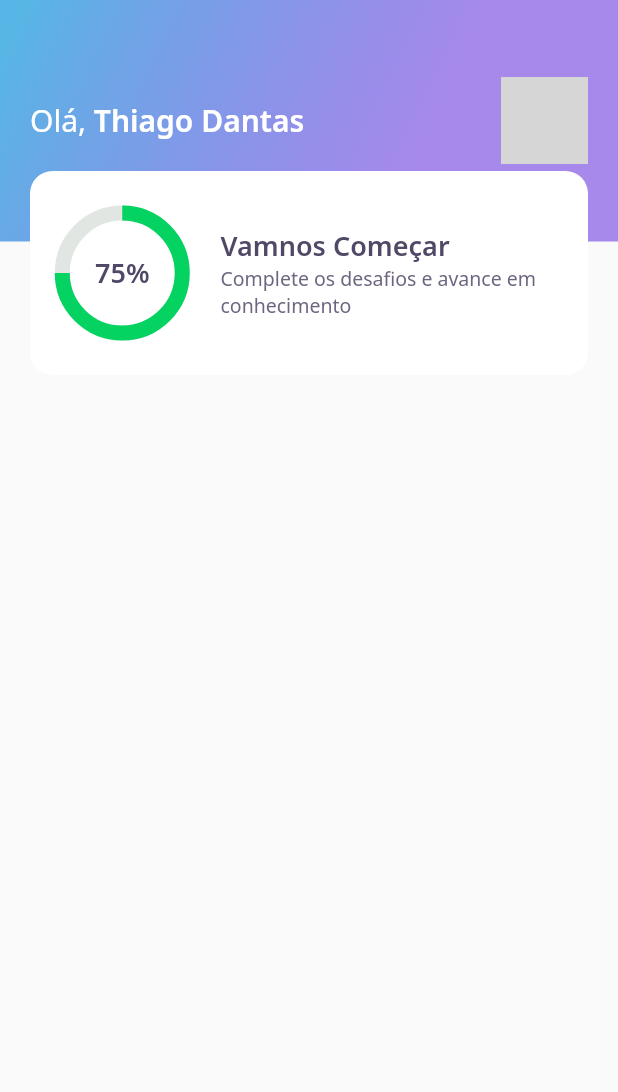
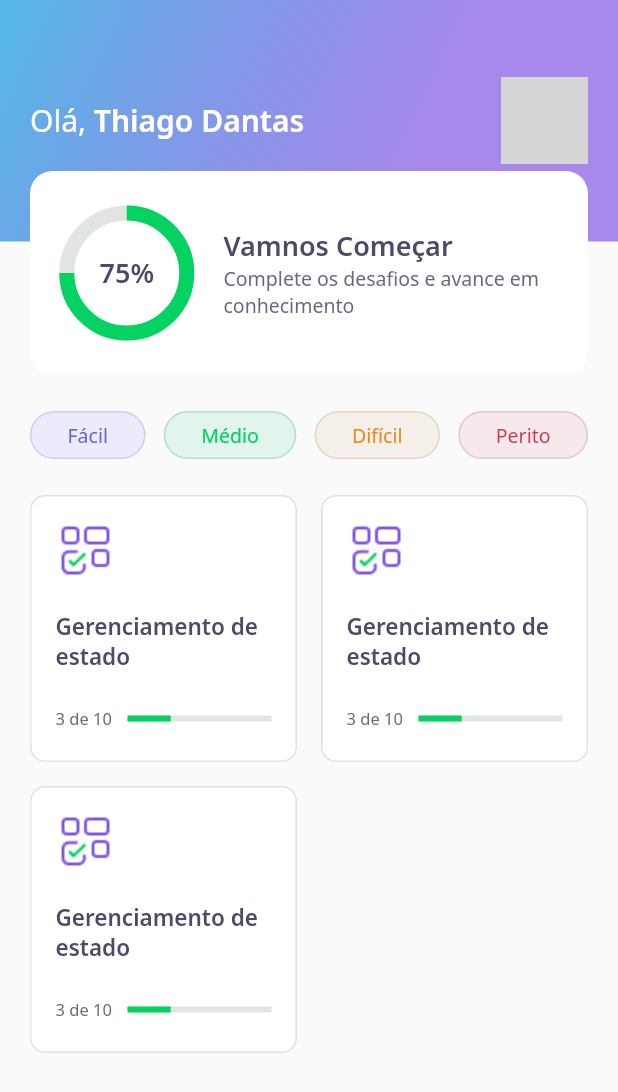
Before and after one commit to td-santos/NLW05_Flutter, a Flutter app: the HomePage screen opened directly, on a phone screen of 412 x 824 dp. Shown: the top 1092 px of the screen. Run offline on Flutter 3.47's test engine with Material 2 defaults, Android fonts, the phone set to English and light mode, and no system bars; our stand-ins replace google_fonts; network calls fail; grey boxes are pictures that could not be loaded.

Commit message:
dia 2
- continuaçao da homePage.

-

```diff
--- a/devquiz/lib/core/app_widget.dart
+++ b/devquiz/lib/core/app_widget.dart
@@ -1,4 +1,5 @@
 
+import 'package:devquiz/challenge/challenge_page.dart';
 import 'package:devquiz/home/home_page.dart';
 import 'package:devquiz/splash/splash_page.dart';
 import 'package:flutter/material.dart';
@@ -8,7 +9,7 @@ class AppWidget extends StatelessWidget {
   Widget build(BuildContext context) {
     return MaterialApp(
       title: "DevQuiz",
-      home: HomePage(),
+      home: ChallengePage(),
       debugShowCheckedModeBanner: false,
     );
   }
--- a/devquiz/lib/home/home_page.dart
+++ b/devquiz/lib/home/home_page.dart
@@ -1,4 +1,6 @@
 import 'package:devquiz/home/widgets/appbar/app_bar_widget.dart';
+import 'package:devquiz/home/widgets/level_button/level_button_widget.dart';
+import 'package:devquiz/home/widgets/quiz_card/quiz_card_widget.dart';
 import 'package:flutter/material.dart';
 
 class HomePage extends StatefulWidget {
@@ -11,6 +13,37 @@ class _HomePageState extends State<HomePage> {
   Widget build(BuildContext context) {
     return Scaffold(
       appBar: AppBarWidget(),
+      body: Padding(
+        padding: const EdgeInsets.symmetric(horizontal: 20),
+        child: Column(
+          children: [
+            SizedBox(height: 24,),
+            Row(
+              mainAxisAlignment: MainAxisAlignment.spaceBetween,
+              children: [
+                LevelButtonWidget(label: 'Fácil'),
+                LevelButtonWidget(label: 'Médio'),
+                LevelButtonWidget(label: 'Difícil'),
+                LevelButtonWidget(label: 'Perito'),
+              ],
+            ),
+            SizedBox(height: 24,),
+            Expanded(
+              child: GridView.count(
+                crossAxisCount: 2,
+                crossAxisSpacing: 16,
+                mainAxisSpacing: 16,
+                children: [
+                  QuizCardWidget(),
+                  QuizCardWidget(),
+                  QuizCardWidget(),
+                ],
+              ),
+            )
+
+          ],
+        ),
+      ),
     );
   }
 }
--- /dev/null
+++ b/devquiz/lib/home/widgets/level_button/level_button_widget.dart
@@ -0,0 +1,60 @@
+import 'package:devquiz/core/app_colors.dart';
+import 'package:flutter/material.dart';
+import 'package:google_fonts/google_fonts.dart';
+
+class LevelButtonWidget extends StatelessWidget {
+
+  final String label;
+
+  LevelButtonWidget({Key key, @required this.label}) :
+  assert(["Fácil","Médio","Difícil", "Perito"].contains(label)),
+  super(key: key);
+
+  final config ={
+    "Fácil" : {
+      "color" : AppColors.levelButtonFacil,
+      "borderColor" : AppColors.levelButtonBorderFacil,
+      "fontColor" :AppColors.levelButtonTextFacil,
+    },
+
+    "Médio" : {
+      "color" : AppColors.levelButtonMedio,
+      "borderColor" : AppColors.levelButtonBorderMedio,
+      "fontColor" :AppColors.levelButtonTextMedio,
+    },
+
+    "Difícil" : {
+      "color" : AppColors.levelButtonDificil,
+      "borderColor" : AppColors.levelButtonBorderDificil,
+      "fontColor" :AppColors.levelButtonTextDificil,
+    },
+
+    "Perito" : {
+      "color" : AppColors.levelButtonPerito,
+      "borderColor" : AppColors.levelButtonBorderPerito,
+      "fontColor" :AppColors.levelButtonTextPerito,
+    },
+  };
+
+  Color get color => config[label]['color'];
+  Color get borderColor => config[label]['borderColor'];
+  Color get fontColor => config[label]['fontColor'];
+
+  @override
+  Widget build(BuildContext context) {
+    return Container(
+      decoration: BoxDecoration(
+        color: color,
+        border: Border.fromBorderSide(BorderSide(color: borderColor)),
+        borderRadius: BorderRadius.circular(28)
+      ),
+      child: Padding(
+        padding: const EdgeInsets.symmetric(horizontal: 24,vertical: 6),
+        child: Text(label,style:GoogleFonts.notoSans(
+          color: fontColor,
+          fontSize: 13
+          ) ),
+      ),
+    );
+  }
+}
--- /dev/null
+++ b/devquiz/lib/home/widgets/quiz_card/quiz_card_widget.dart
@@ -0,0 +1,48 @@
+import 'package:devquiz/core/app_colors.dart';
+import 'package:devquiz/core/app_images.dart';
+import 'package:devquiz/core/app_text_styles.dart';
+import 'package:devquiz/shared/widgets/progress_indicator/progress_indicator.dart';
+import 'package:flutter/material.dart';
+
+class QuizCardWidget extends StatelessWidget {
+  @override
+  Widget build(BuildContext context) {
+    return Container(
+      padding: EdgeInsets.all(16),
+      decoration: BoxDecoration(
+        color: AppColors.white,
+        borderRadius: BorderRadius.circular(10),
+        border: Border.fromBorderSide(BorderSide(color: AppColors.border)),
+      ),
+      child: Column(
+        crossAxisAlignment: CrossAxisAlignment.start,
+        children: [
+          Container(
+            height: 40,
+            width: 40,
+            child: Image.asset(AppImages.blocks),
+          ),
+          SizedBox(height: 20,),
+          Text('Gerenciamento de estado',
+            style: AppTextStyles.heading15,
+          ),
+          SizedBox(height: 20,),
+          Expanded(
+            child: Row(
+              children: [
+                Expanded(
+                    child: Text('3 de 10',
+                      style: AppTextStyles.body11,
+                    )),
+                Expanded(
+                  flex: 2,
+                  child: ProgressIndicatorWidget(value: 0.3,),
+                )
+              ],
+            ),
+          )
+        ],
+      ),
+    );
+  }
+}
--- a/devquiz/lib/home/widgets/score_card/score_card_widget.dart
+++ b/devquiz/lib/home/widgets/score_card/score_card_widget.dart
@@ -10,11 +10,13 @@ class ScoreCardWidget extends StatelessWidget {
       padding: const EdgeInsets.only(left: 20,right: 20),
       child: Container(
         height: 136,
-        padding: const EdgeInsets.only(left: 20,right: 20),
+        //padding: const EdgeInsets.only(left: 20,right: 20),
         decoration: BoxDecoration(
           color: AppColors.white,
           borderRadius: BorderRadius.circular(15)
         ),
+        child: Padding(
+          padding: const EdgeInsets.symmetric(horizontal: 24),
           child: Row(
             crossAxisAlignment: CrossAxisAlignment.center,
             children: [
@@ -39,6 +41,7 @@ class ScoreCardWidget extends StatelessWidget {
             ],
           ),
         ),
+      ),
     );
   }
 }
--- /dev/null
+++ b/devquiz/lib/shared/widgets/progress_indicator/progress_indicator.dart
@@ -0,0 +1,17 @@
+import 'package:devquiz/core/app_colors.dart';
+import 'package:flutter/material.dart';
+
+class ProgressIndicatorWidget extends StatelessWidget {
+
+  final double value;
+
+  const ProgressIndicatorWidget({Key key, @required this.value}) : super(key: key);
+  @override
+  Widget build(BuildContext context) {
+    return LinearProgressIndicator(
+      value: value,
+      backgroundColor: AppColors.chartSecondary,
+      valueColor: AlwaysStoppedAnimation<Color>(AppColors.chartPrimary),
+    );
+  }
+}
```
Also changed, not shown: devquiz/lib/challenge/challenge_page.dart (added, +23 -0 lines), devquiz/lib/challenge/widgets/awnser/awnser_widget.dart (added, +58 -0 lines), devquiz/lib/challenge/widgets/question_indicator/question_indicator_widiget.dart (added, +26 -0 lines), devquiz/lib/challenge/widgets/quiz/quiz_widget.dart (added, +33 -0 lines). Lines whose indentation alone changed are shown as unchanged.
